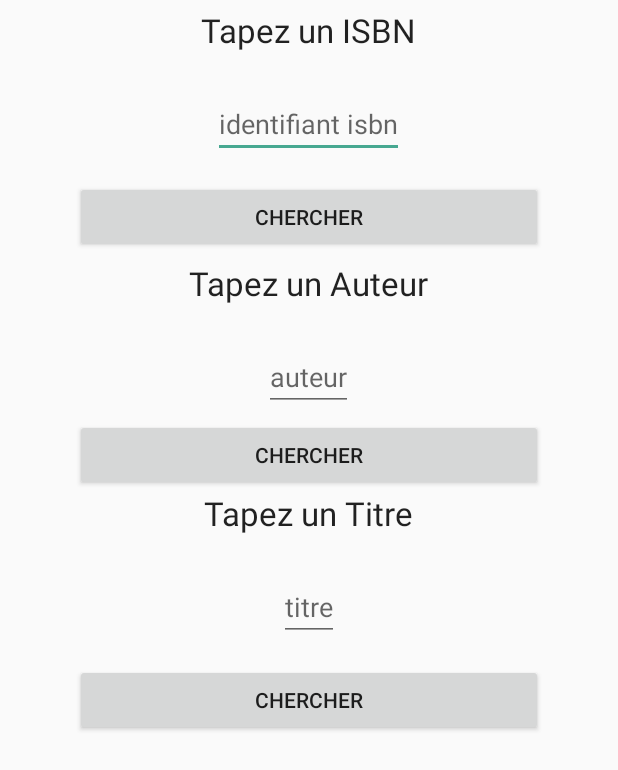
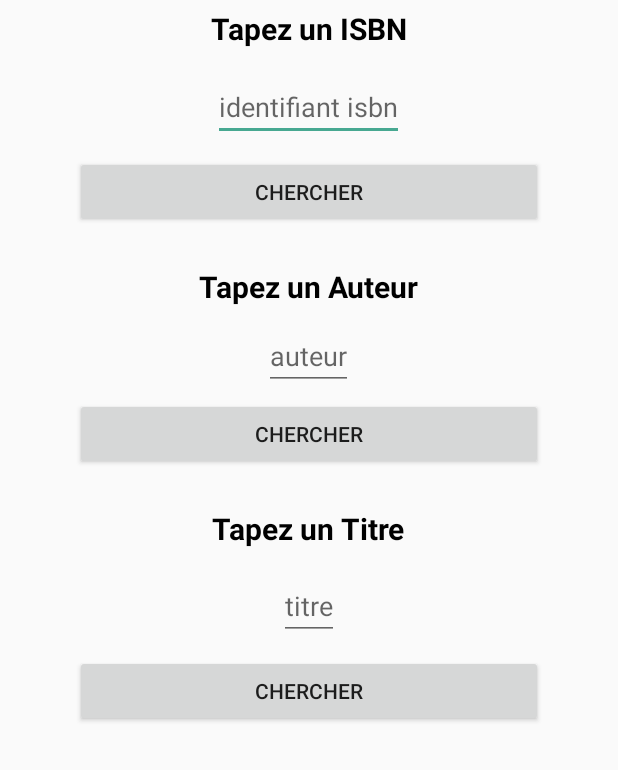
Before and after one commit to Nadia-Asn/Android-book, an Android app: the layout search_isbn.xml on its own in the app's theme, with its tools: preview values and no code run, on a phone screen of 412 x 824 dp. Shown: the top 770 px of the screen. Run offline under Robolectric (Android 15) with nearby library versions, the phone set to English and light mode, and no system bars.

```diff
--- a/app/src/main/java/com/example/nadia/test_db/DataBase/MySQLiteHelper.java
+++ b/app/src/main/java/com/example/nadia/test_db/DataBase/MySQLiteHelper.java
@@ -380,6 +380,12 @@ public class MySQLiteHelper extends SQLiteOpenHelper {
         return db.delete(TABLE_BOOKS, KEY_ID + " = " + id, null);
     }
 
+    // Deleting a collection
+    public int removeCollection(int id) {
+        SQLiteDatabase db = this.getWritableDatabase();
+        return db.delete(TABLE_COLLECTION, KEY_ID_COLLECTION + " = " + id, null);
+    }
+
     // Deleting single book
     public void deleteBook(Book book) {
 
--- a/app/src/main/java/com/example/nadia/test_db/DisplayListBooks.java
+++ b/app/src/main/java/com/example/nadia/test_db/DisplayListBooks.java
@@ -161,7 +161,7 @@ public class DisplayListBooks extends AppCompatActivity {
             }
         });
 
-*/
+
     }
     public void onActivityResult(int requestCode, int resultCode, Intent intent) {
         /*public boolean isSdReadable(){
--- a/app/src/main/java/com/example/nadia/test_db/SearchIsbn.java
+++ b/app/src/main/java/com/example/nadia/test_db/SearchIsbn.java
@@ -51,6 +51,9 @@ public class SearchIsbn extends AppCompatActivity {
                 startActivity(intent);
             }
         });
+
+
+
     }
 
 
--- a/app/src/main/res/layout/activity_display_list_collection.xml
+++ b/app/src/main/res/layout/activity_display_list_collection.xml
@@ -16,5 +16,6 @@
         android:layout_alignParentTop="true"
         android:layout_alignParentLeft="true"
         android:layout_alignParentStart="true"
-        android:id="@+id/listViewCollection" />
+        android:id="@+id/listViewCollection"
+        android:longClickable="true"/>
 </RelativeLayout>
--- a/app/src/main/res/layout/search_isbn.xml
+++ b/app/src/main/res/layout/search_isbn.xml
@@ -17,9 +17,9 @@
             android:layout_width="wrap_content"
             android:text="Tapez un ISBN"
             android:layout_gravity="center"
-            android:layout_marginBottom="25dp"
+            android:layout_marginBottom="16dp"
             android:layout_height="wrap_content"
-            android:textAppearance="@android:style/TextAppearance.DeviceDefault.Large"/>
+            style="@style/QText" />
 
         <EditText
             android:id="@+id/isbn"
@@ -33,11 +33,12 @@
     <LinearLayout
         android:layout_width="match_parent"
         android:layout_height="wrap_content"
-        android:orientation="horizontal">
+        android:orientation="horizontal"
+        android:layout_marginBottom="5dp">
 
         <Button
             android:id="@+id/buttonSearchIsbn"
-            android:layout_marginTop="15dp"
+            android:layout_marginTop="10dp"
             android:layout_marginLeft="50dp"
             android:layout_marginRight="50dp"
             android:layout_width="match_parent"
@@ -49,7 +50,7 @@
         android:layout_width="match_parent"
         android:layout_height="wrap_content"
         android:orientation="vertical"
-        android:layout_marginTop="5dp"
+        android:layout_marginTop="20dp"
         android:layout_marginLeft="20dp"
         android:layout_marginRight="20dp"
         android:layout_gravity="center"
@@ -60,8 +61,8 @@
             android:layout_height="wrap_content"
             android:text="Tapez un Auteur"
             android:layout_gravity="center"
-            android:layout_marginBottom="25dp"
-            android:textAppearance="@android:style/TextAppearance.DeviceDefault.Large"
+            android:layout_marginBottom="10dp"
+            style="@style/QText"
             />
 
         <EditText
@@ -77,7 +78,8 @@
     <LinearLayout
         android:layout_width="match_parent"
         android:layout_height="wrap_content"
-        android:orientation="horizontal">
+        android:orientation="horizontal"
+        android:layout_marginBottom="5dp">
 
         <Button
             android:id="@+id/buttonSearchAuteur"
@@ -94,8 +96,9 @@
         android:layout_height="wrap_content"
         android:text="Tapez un Titre"
         android:layout_gravity="center"
-        android:layout_marginBottom="25dp"
-        android:textAppearance="@android:style/TextAppearance.DeviceDefault.Large" />
+        android:layout_marginTop="20dp"
+        android:layout_marginBottom="15dp"
+        style="@style/QText" />
 
     <EditText
         android:id="@+id/edit_titre"
@@ -107,7 +110,7 @@
 
     <Button
         android:id="@+id/buttonSearchTitre"
-        android:layout_marginTop="15dp"
+        android:layout_marginTop="10dp"
         android:layout_marginLeft="50dp"
         android:layout_marginRight="50dp"
         android:layout_width="match_parent"
--- a/app/src/main/res/values/styles.xml
+++ b/app/src/main/res/values/styles.xml
@@ -29,6 +29,12 @@
         <item name="windowActionBar">false</item>
         <item name="windowNoTitle">true</item>
     </style>
+    <style name="QText" parent="@android:style/TextAppearance.Medium">
+        <item name="android:textSize">20sp</item>
+        <item name="android:textColor">@color/black</item>
+        <item name="android:textStyle">bold</item>
+        <item name="android:typeface">sans</item>
+    </style>
 
     <style name="AppTheme.AppBarOverlay" parent="ThemeOverlay.AppCompat.Dark.ActionBar" />
 
```
Also changed, not shown: app/src/main/java/com/example/nadia/test_db/DisplayListCollectionActivity.java (+56 -1 lines), app/src/main/res/layout/catalogue_item.xml (+22 -8 lines).
